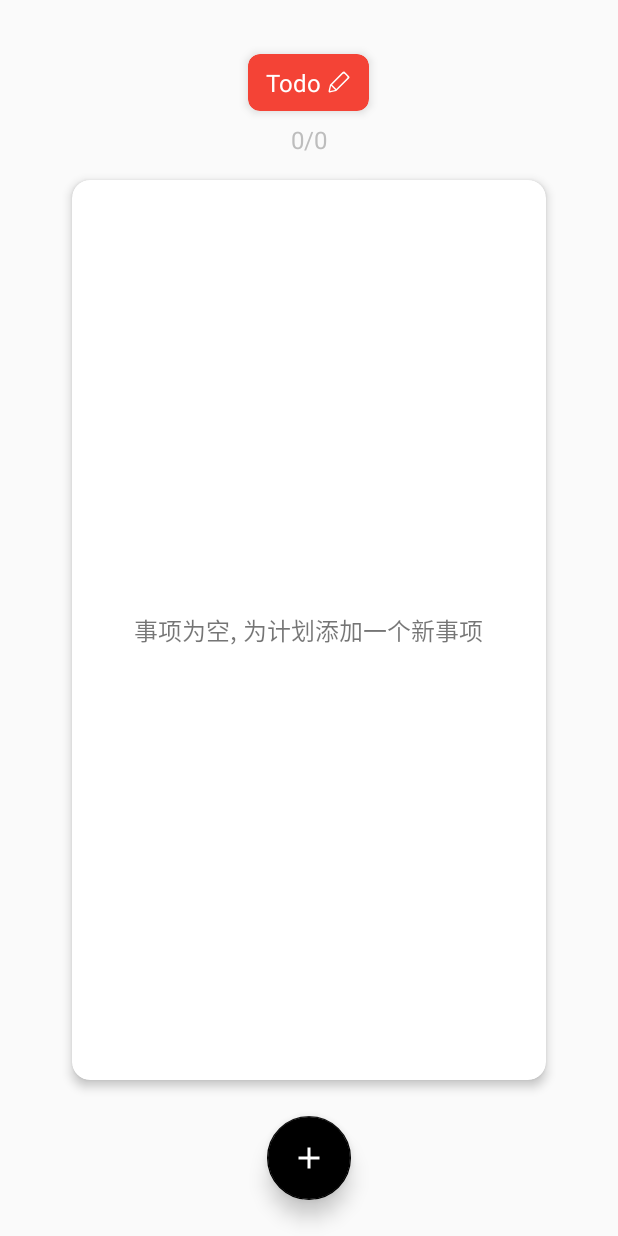
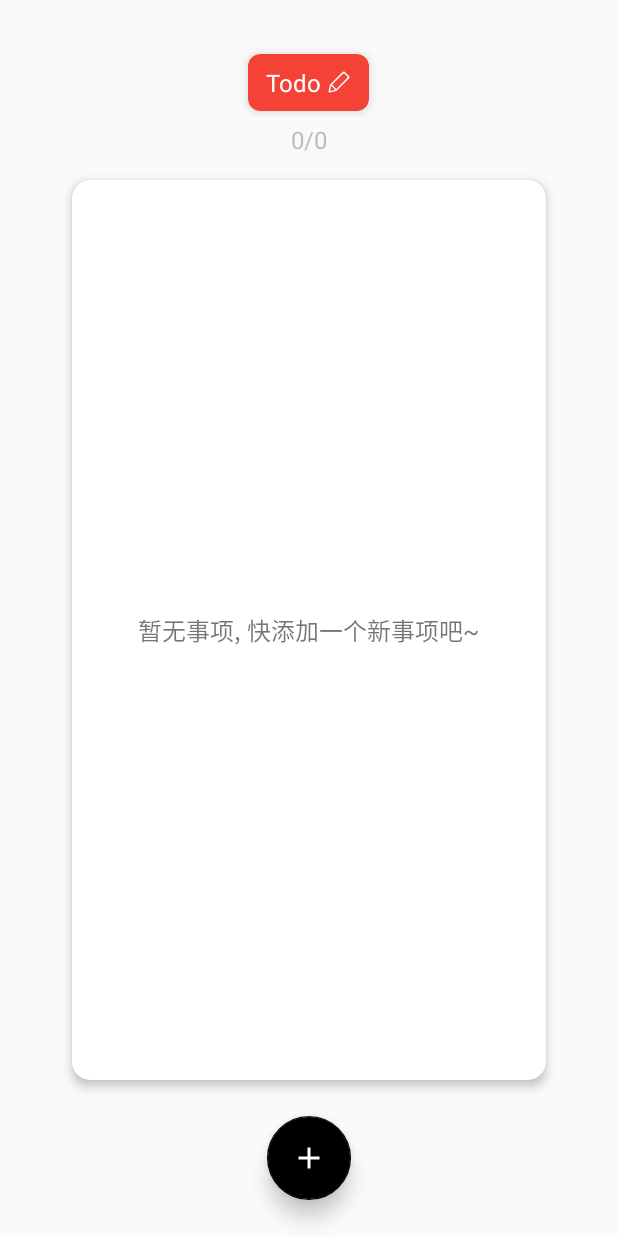
Before and after one commit to csming1995/hundredpercent, an Android app: the screen it shows after launch (RecordsActivity), after a tap on "Todo", on a phone screen of 412 x 824 dp. Run offline under Robolectric (Android 15) with nearby library versions, the phone set to English and light mode, and no system bars; our stand-ins replace Dagger/Hilt's generated code, Room's generated code, Timber; libraries missing offline, so code that uses them is left out: com.crashlytics.android, com.umeng.analytics, com.umeng.commonsdk, io.fabric.sdk; 7 statements that could not run were skipped.

Commit message:
优化页面

```diff
--- a/app/src/main/AndroidManifest.xml
+++ b/app/src/main/AndroidManifest.xml
@@ -40,6 +40,10 @@
             android:theme="@style/AppTheme"
             android:windowSoftInputMode="adjustPan">
         </activity>
+
+        <meta-data
+            android:name="io.fabric.ApiKey"
+            android:value="868808f6bc934bbee3139132634331f7a295f258" />
     </application>
 
 </manifest>
--- a/app/src/main/java/com/csming/percent/data/dao/RecordDao.java
+++ b/app/src/main/java/com/csming/percent/data/dao/RecordDao.java
@@ -15,7 +15,7 @@ public interface RecordDao {
     @Insert(onConflict = OnConflictStrategy.REPLACE)
     void insert(Record record);
 
-    @Query("SELECT * FROM records WHERE plan_id = :planId")
+    @Query("SELECT * FROM records WHERE plan_id = :planId ORDER BY id DESC")
     LiveData<List<Record>> loadRecords(int planId);
 
     @Query("SELECT count(id) FROM records")
--- a/app/src/main/java/com/csming/percent/main/adapter/PlanListAdapter.java
+++ b/app/src/main/java/com/csming/percent/main/adapter/PlanListAdapter.java
@@ -4,19 +4,15 @@ import android.content.Context;
 import android.view.LayoutInflater;
 import android.view.View;
 import android.view.ViewGroup;
-import android.widget.TextClock;
 import android.widget.TextView;
 
 import com.csming.percent.R;
 import com.csming.percent.data.vo.Plan;
-import com.csming.percent.plan.adapter.ColorSelectAdapter;
-import com.csming.percent.plan.vo.ColorEntity;
 
 import java.util.ArrayList;
 import java.util.List;
 
 import androidx.annotation.NonNull;
-import androidx.appcompat.widget.AppCompatImageView;
 import androidx.cardview.widget.CardView;
 import androidx.recyclerview.widget.RecyclerView;
 
@@ -27,6 +23,7 @@ public class PlanListAdapter extends RecyclerView.Adapter<RecyclerView.ViewHolde
 
     private int ITEM_TYPE_NORMAL = 1;
     private int ITEM_TYPE_HEADER = 2;
+    private int ITEM_TYPE_FOOTER = 3;
 
     private List<Plan> plans;
 
@@ -78,6 +75,9 @@ public class PlanListAdapter extends RecyclerView.Adapter<RecyclerView.ViewHolde
         if (viewType == ITEM_TYPE_HEADER) {
             View view = layoutInflater.inflate(R.layout.item_list_plan_header, parent, false);
             return new HeaderViewHolder(view);
+        } else if (viewType == ITEM_TYPE_FOOTER) {
+            View view = layoutInflater.inflate(R.layout.item_list_plan_footer, parent, false);
+            return new FooterViewHolder(view);
         } else {
             View view = layoutInflater.inflate(R.layout.item_list_plan, parent, false);
             return new PlanNormalViewHolder(view);
@@ -89,23 +89,23 @@ public class PlanListAdapter extends RecyclerView.Adapter<RecyclerView.ViewHolde
         if (getItemViewType(position) == ITEM_TYPE_NORMAL) {
             Plan plan = plans.get(position - 1);
             if (plan != null) {
-                ((PlanNormalViewHolder)holder).setBackground(plan.getColor());
-                ((PlanNormalViewHolder)holder).setTitle(plan.getTitle());
-                ((PlanNormalViewHolder)holder).setProgress(plan.getCount(), plan.getFinished());
-                ((PlanNormalViewHolder)holder).setOnClickListener(view -> {
+                ((PlanNormalViewHolder) holder).setBackground(plan.getColor());
+                ((PlanNormalViewHolder) holder).setTitle(plan.getTitle());
+                ((PlanNormalViewHolder) holder).setProgress(plan.getCount(), plan.getFinished());
+                ((PlanNormalViewHolder) holder).setOnClickListener(view -> {
                     if (mOnItemClickListener != null) {
                         mOnItemClickListener.onItemClick(view, position - 1, plan);
                     }
                 });
-                ((PlanNormalViewHolder)holder).setOnLongClickListener(view -> {
+                ((PlanNormalViewHolder) holder).setOnLongClickListener(view -> {
                     if (mOnItemLongClickListener != null) {
                         mOnItemLongClickListener.onItemLongClick(view, position - 1, plan);
                     }
                     return true;
                 });
             }
-        } else if (getItemViewType(position) == ITEM_TYPE_HEADER){
-            ((HeaderViewHolder)holder).setInfoClickListener(view -> {
+        } else if (getItemViewType(position) == ITEM_TYPE_HEADER) {
+            ((HeaderViewHolder) holder).setInfoClickListener(view -> {
                 if (mOnInfoClickListener != null) {
                     mOnInfoClickListener.onInfoClick(view);
                 }
@@ -115,13 +115,15 @@ public class PlanListAdapter extends RecyclerView.Adapter<RecyclerView.ViewHolde
 
     @Override
     public int getItemCount() {
-        return this.plans == null ? 1 : this.plans.size() + 1;
+        return this.plans == null ? 2 : this.plans.size() + 2;
     }
 
     @Override
     public int getItemViewType(int position) {
         if (position == 0) {
             return ITEM_TYPE_HEADER;
+        } else if (position == this.plans.size() + 1) {
+            return ITEM_TYPE_FOOTER;
         } else {
             return ITEM_TYPE_NORMAL;
         }
@@ -177,4 +179,11 @@ public class PlanListAdapter extends RecyclerView.Adapter<RecyclerView.ViewHolde
         }
 
     }
+
+    private static class FooterViewHolder extends RecyclerView.ViewHolder {
+
+        FooterViewHolder(@NonNull View itemView) {
+            super(itemView);
+        }
+    }
 }
--- /dev/null
+++ b/app/src/main/res/layout/item_list_plan_footer.xml
@@ -0,0 +1,6 @@
+<?xml version="1.0" encoding="utf-8"?>
+<FrameLayout xmlns:android="http://schemas.android.com/apk/res/android"
+    android:layout_width="match_parent"
+    android:layout_height="64dp">
+
+</FrameLayout>
--- a/app/src/main/res/values/strings.xml
+++ b/app/src/main/res/values/strings.xml
@@ -16,7 +16,7 @@
     <string name="add_plan_description">简介(Nice To Have)</string>
     <string name="update_plan_result_success">计划更新成功</string>
     <string name="post_plan_result_success">计划发布成功</string>
-    <string name="post_plan_result_title_null">为新计划取个好名字吧</string>
+    <string name="post_plan_result_title_null">为你的新计划取个好名字吧</string>
     <string name="post_plan_result_plan_exist">计划已存在</string>
 
     <string name="title_add_record">添加事项</string>
@@ -28,7 +28,7 @@
     <string name="post_record_result_title_null">简述不可为空</string>
 
     <string name="title_records">事项</string>
-    <string name="records_empty">事项为空, 为计划添加一个新事项</string>
+    <string name="records_empty">暂无事项, 快添加一个新事项吧~</string>
 
     <string name="transition_add_add_plan">transition_add_add_plan</string>
 
@@ -38,7 +38,7 @@
     <string name="setting_about">关于作者</string>
     <string name="setting_about_author">-陈烧面</string>
     <string name="setting_about_email">yahaha.2019@gmail.com</string>
-    <string name="setting_about_content">发邮件反馈问题, 和作者交个朋友, 一起完善这个作品吧~</string>
+    <string name="setting_about_content">发份邮件反馈问题, 和作者一起完善这个作品吧~</string>
     <string name="setting_email_subject">"百分百"的意见反馈</string>
 
     <string name="setting_update">检测更新</string>
```
Also changed, not shown: app/build.gradle (+20 -0 lines), app/src/main/java/com/csming/percent/PercentApplication.java (+7 -0 lines), 1 other file.
